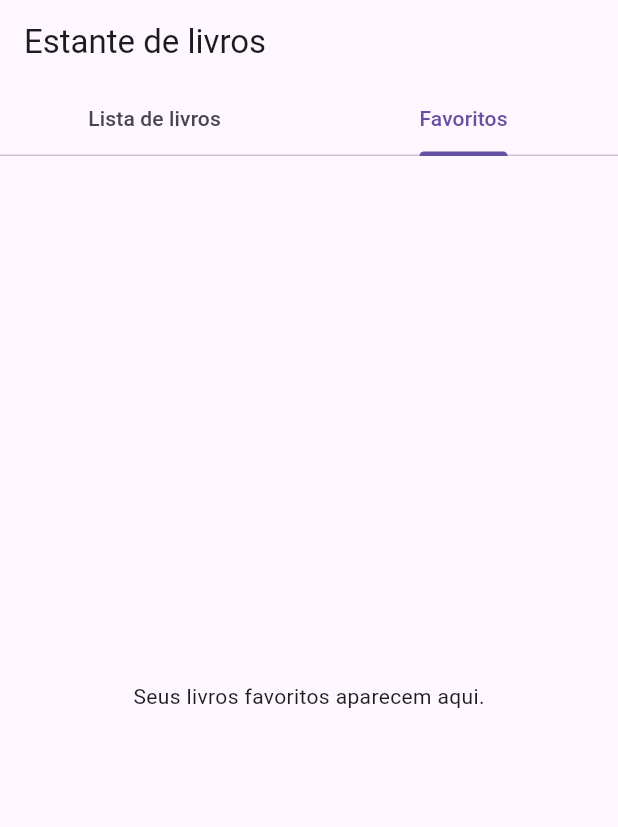
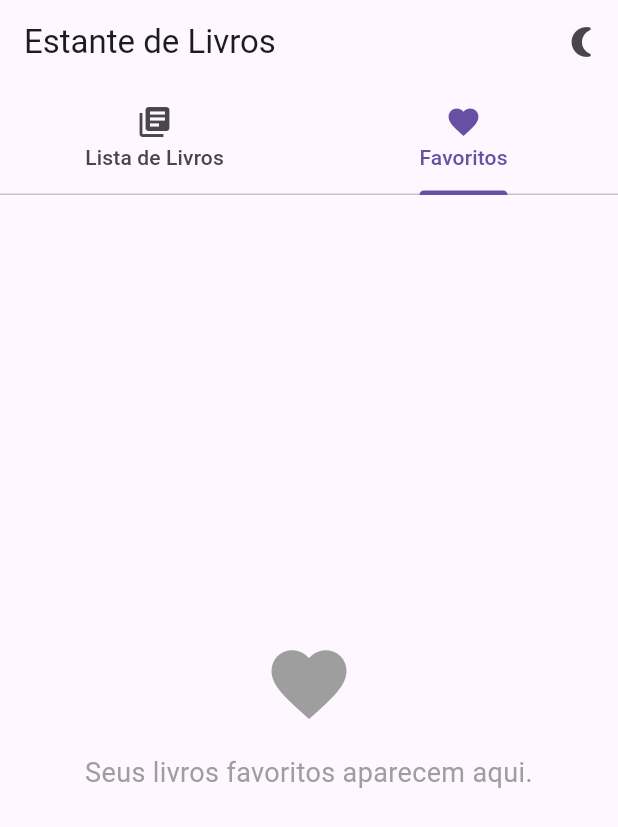
Before and after one commit to Tr-Junior/ebook_reader, a Flutter app: the screen it shows after launch, tab 2 chosen, on a phone screen of 412 x 824 dp. Shown: the top 827 px of the screen. Run offline on Flutter 3.47's test engine with Material 3 defaults, Android fonts, the light colour scheme and no system bars; our stand-ins replace dio, logger, shared_preferences; missing offline and left inert: dio_cache_interceptor, vocsy_epub_viewer; network calls fail; statements that could not run were skipped.

Commit message:
feat: add theme night and ligth

```diff
--- a/lib/src/screens/book_list_screen.dart
+++ b/lib/src/screens/book_list_screen.dart
@@ -39,10 +39,26 @@ class BookListScreen extends StatelessWidget {
             },
           )
         : Center(
-            child: Text(
-              isFavoriteScreen
-                  ? 'Seus livros favoritos aparecem aqui.'
-                  : 'Nenhum livro disponível.',
+            child: Column(
+              mainAxisAlignment: MainAxisAlignment.center,
+              children: [
+                Icon(
+                  isFavoriteScreen ? Icons.favorite : Icons.library_books,
+                  size: 60,
+                  color: Colors.grey,
+                ),
+                SizedBox(height: 16),
+                Text(
+                  isFavoriteScreen
+                      ? 'Seus livros favoritos aparecem aqui.'
+                      : 'Nenhum livro disponível.',
+                  style: const TextStyle(
+                    fontSize: 18,
+                    color: Colors.grey,
+                  ),
+                  textAlign: TextAlign.center,
+                ),
+              ],
             ),
           );
   }
--- a/lib/src/screens/favorite_book_screen.dart
+++ b/lib/src/screens/favorite_book_screen.dart
@@ -43,7 +43,9 @@ class _FavoriteBooksScreenState extends State<FavoriteBooksScreen> {
 
   @override
   Widget build(BuildContext context) {
-    return Scaffold(
+    return RefreshIndicator(
+      onRefresh: _handleRefresh,
+      child: Scaffold(
         body: BookListScreen(
           books: widget.books,
           favoriteBookIds: favoriteBookIds,
@@ -51,7 +53,12 @@ class _FavoriteBooksScreenState extends State<FavoriteBooksScreen> {
           downloadAndOpenBook: _downloadAndOpenBook,
           isFavoriteScreen: true,
         ),
+      ),
     );
+  }
+
+  Future<void> _handleRefresh() async {
+    _initSharedPreferences();
   }
 
   void _downloadAndOpenBook(Book book) async {
--- a/lib/src/screens/home_screen.dart
+++ b/lib/src/screens/home_screen.dart
@@ -26,6 +26,8 @@ class _HomeScreenState extends State<HomeScreen>
   var logger = Logger();
   late BookService _bookService;
 
+  bool _isDarkTheme = false;
+
   @override
   void initState() {
     super.initState();
@@ -40,31 +42,44 @@ class _HomeScreenState extends State<HomeScreen>
     final String value = prefs.getString('books_id') ?? '';
     setState(() {
       favoriteBookIds = utf8.encode(value);
+      _isDarkTheme = prefs.getBool('darkTheme') ?? false;
     });
   }
 
   @override
   Widget build(BuildContext context) {
-    return Scaffold(
+    return MaterialApp(
+      theme: _isDarkTheme ? ThemeData.dark() : ThemeData.light(),
+      home: Scaffold(
         appBar: AppBar(
-        title: const Text('Estante de livros'),
+          title: const Text('Estante de Livros'),
+          actions: [
+            IconButton(
+              icon:
+                  Icon(_isDarkTheme ? Icons.wb_sunny : Icons.nightlight_round),
+              onPressed: _toggleTheme,
+            ),
+          ],
           bottom: TabBar(
             controller: _tabController,
             tabs: const [
-            Tab(text: 'Lista de livros'),
-            Tab(text: 'Favoritos'),
+              Tab(icon: Icon(Icons.library_books), text: 'Lista de Livros'),
+              Tab(icon: Icon(Icons.favorite), text: 'Favoritos'),
             ],
           ),
         ),
         body: TabBarView(
           controller: _tabController,
           children: [
-          BookListScreen(
+            RefreshIndicator(
+              onRefresh: _handleRefresh,
+              child: BookListScreen(
                 books: books,
                 favoriteBookIds: favoriteBookIds,
                 toggleFavorite: _toggleFavorite,
                 downloadAndOpenBook: _downloadAndOpenBook,
                 isFavoriteScreen: false,
+              ),
             ),
             FavoriteBooksScreen(
               key: const Key('FavoriteBooksScreen'),
@@ -75,7 +90,12 @@ class _HomeScreenState extends State<HomeScreen>
             ),
           ],
         ),
+      ),
     );
+  }
+
+  Future<void> _handleRefresh() async {
+    await _loadBooks();
   }
 
   Future<void> _loadBooks() async {
@@ -109,4 +129,12 @@ class _HomeScreenState extends State<HomeScreen>
       },
     );
   }
+
+  void _toggleTheme() async {
+    final SharedPreferences prefs = await _prefs;
+    setState(() {
+      _isDarkTheme = !_isDarkTheme;
+      prefs.setBool('darkTheme', _isDarkTheme);
+    });
   }
+}
```
Also changed, not shown: lib/src/widgets/book_card.dart (+9 -6 lines). Lines whose indentation alone changed are shown as unchanged.
